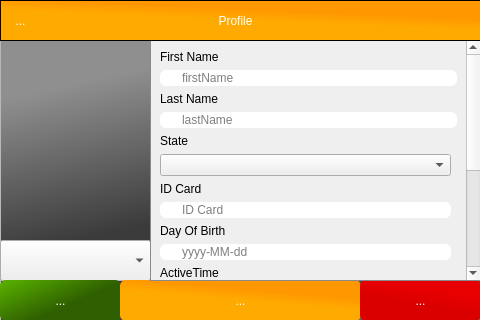
Above: HPOS/userdetail.ui from MinniHai/HPoS_Pi before the change. Below: the same form after it.
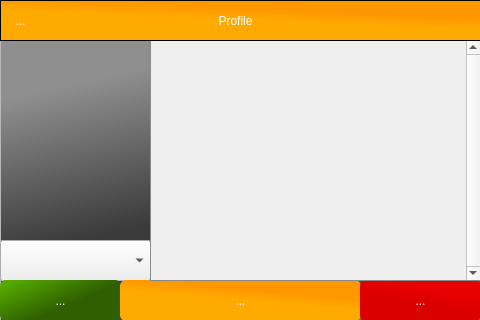
That is the form after the change. Icons and pictures are not drawn.

The edit to the form file:
```diff
--- a/HPOS/userdetail.ui
+++ b/HPOS/userdetail.ui
@@ -228,6 +228,12 @@
 	
 }</string>
    </property>
+   <property name="verticalScrollBarPolicy">
+    <enum>Qt::ScrollBarAlwaysOn</enum>
+   </property>
+   <property name="horizontalScrollBarPolicy">
+    <enum>Qt::ScrollBarAsNeeded</enum>
+   </property>
    <property name="widgetResizable">
     <bool>true</bool>
    </property>
@@ -235,203 +241,12 @@
     <property name="geometry">
      <rect>
       <x>0</x>
-      <y>-153</y>
+      <y>0</y>
       <width>315</width>
-      <height>392</height>
+      <height>239</height>
      </rect>
     </property>
-    <layout class="QGridLayout" name="gridLayout">
-     <item row="12" column="0">
-      <widget class="QLineEdit" name="ledDOB">
-       <property name="sizePolicy">
-        <sizepolicy hsizetype="Expanding" vsizetype="Expanding">
-         <horstretch>0</horstretch>
-         <verstretch>0</verstretch>
-        </sizepolicy>
-       </property>
-       <property name="maximumSize">
-        <size>
-         <width>16777215</width>
-         <height>16777215</height>
-        </size>
-       </property>
-       <property name="styleSheet">
-        <string notr="true"/>
-       </property>
-       <property name="text">
-        <string/>
-       </property>
-       <property name="placeholderText">
-        <string>yyyy-MM-dd</string>
-       </property>
-       <property name="clearButtonEnabled">
-        <bool>true</bool>
-       </property>
-      </widget>
-     </item>
-     <item row="20" column="0">
-      <widget class="QLabel" name="label_2">
-       <property name="text">
-        <string>Pin Code</string>
-       </property>
-      </widget>
-     </item>
-     <item row="19" column="0">
-      <widget class="QLineEdit" name="ledPhone">
-       <property name="placeholderText">
-        <string>phone number</string>
-       </property>
-       <property name="clearButtonEnabled">
-        <bool>true</bool>
-       </property>
-      </widget>
-     </item>
-     <item row="2" column="0" colspan="2">
-      <widget class="QLineEdit" name="ledFirstName">
-       <property name="focusPolicy">
-        <enum>Qt::StrongFocus</enum>
-       </property>
-       <property name="styleSheet">
-        <string notr="true"/>
-       </property>
-       <property name="text">
-        <string/>
-       </property>
-       <property name="placeholderText">
-        <string>firstName</string>
-       </property>
-       <property name="clearButtonEnabled">
-        <bool>true</bool>
-       </property>
-      </widget>
-     </item>
-     <item row="18" column="0">
-      <widget class="QLabel" name="label_6">
-       <property name="text">
-        <string>Phone</string>
-       </property>
-      </widget>
-     </item>
-     <item row="0" column="0">
-      <widget class="QLabel" name="label_3">
-       <property name="text">
-        <string>First Name</string>
-       </property>
-      </widget>
-     </item>
-     <item row="8" column="0">
-      <widget class="QLabel" name="label_5">
-       <property name="text">
-        <string>ID Card</string>
-       </property>
-      </widget>
-     </item>
-     <item row="3" column="0">
-      <widget class="QLabel" name="label_4">
-       <property name="text">
-        <string>Last Name</string>
-       </property>
-      </widget>
-     </item>
-     <item row="4" column="0" colspan="2">
-      <widget class="QLineEdit" name="ledLastName">
-       <property name="styleSheet">
-        <string notr="true"/>
-       </property>
-       <property name="text">
-        <string/>
-       </property>
-       <property name="placeholderText">
-        <string>lastName</string>
-       </property>
-       <property name="clearButtonEnabled">
-        <bool>true</bool>
-       </property>
-      </widget>
-     </item>
-     <item row="11" column="0">
-      <widget class="QLabel" name="label">
-       <property name="text">
-        <string>Day Of Birth</string>
-       </property>
-      </widget>
-     </item>
-     <item row="10" column="0">
-      <widget class="QLineEdit" name="ledIdCard">
-       <property name="placeholderText">
-        <string>ID Card</string>
-       </property>
-       <property name="clearButtonEnabled">
-        <bool>true</bool>
-       </property>
-      </widget>
-     </item>
-     <item row="21" column="0">
-      <widget class="QLineEdit" name="ledPinCode">
-       <property name="echoMode">
-        <enum>QLineEdit::PasswordEchoOnEdit</enum>
-       </property>
-       <property name="placeholderText">
-        <string>Pin code</string>
-       </property>
-       <property name="clearButtonEnabled">
-        <bool>true</bool>
-       </property>
-      </widget>
-     </item>
-     <item row="22" column="0">
-      <widget class="QLabel" name="label_9">
-       <property name="text">
-        <string>Password</string>
-       </property>
-      </widget>
-     </item>
-     <item row="14" column="0">
-      <widget class="QLineEdit" name="ledActiveTime">
-       <property name="readOnly">
-        <bool>true</bool>
-       </property>
-      </widget>
-     </item>
-     <item row="5" column="0">
-      <widget class="QLabel" name="label_10">
-       <property name="text">
-        <string>State</string>
-       </property>
-      </widget>
-     </item>
-     <item row="13" column="0">
-      <widget class="QLabel" name="label_11">
-       <property name="text">
-        <string>ActiveTime</string>
-       </property>
-      </widget>
-     </item>
-     <item row="23" column="0">
-      <widget class="QLineEdit" name="ledPwd">
-       <property name="echoMode">
-        <enum>QLineEdit::PasswordEchoOnEdit</enum>
-       </property>
-      </widget>
-     </item>
-     <item row="6" column="0">
-      <widget class="QComboBox" name="cbState"/>
-     </item>
-     <item row="17" column="0">
-      <widget class="QLineEdit" name="ledEndTime">
-       <property name="readOnly">
-        <bool>true</bool>
-       </property>
-      </widget>
-     </item>
-     <item row="16" column="0">
-      <widget class="QLabel" name="label_12">
-       <property name="text">
-        <string>EndTime</string>
-       </property>
-      </widget>
-     </item>
-    </layout>
+    <layout class="QGridLayout" name="gridLayout"/>
    </widget>
   </widget>
   <widget class="QFrame" name="frame_3">
```
